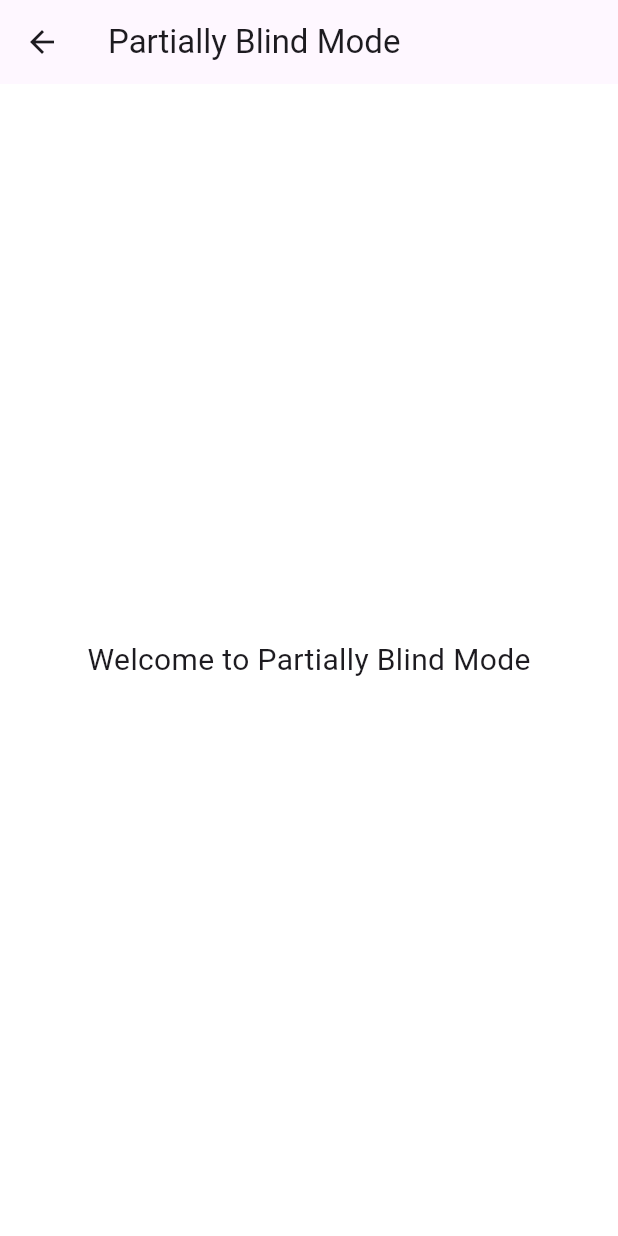
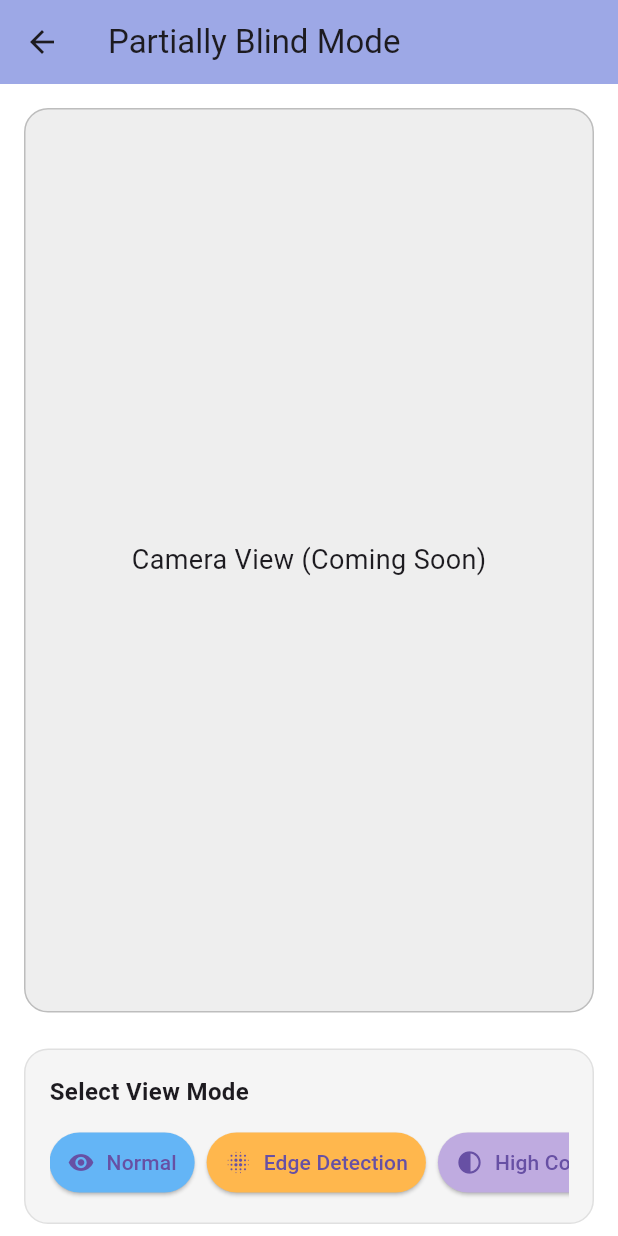
Before and after one commit to bappa-arc/visionaid_ar, a Flutter app: the PartiallyBlindScreen screen opened directly, on a phone screen of 412 x 824 dp. Run offline on Flutter 3.47's test engine with Material 3 defaults, Android fonts, the phone set to English and light mode, and no system bars; Roboto replaces fonts that are missing (OpenSans).

Commit message:
Partially blind screen UI design(3rd)

```diff
--- a/lib/screens/partially_blind_screen.dart
+++ b/lib/screens/partially_blind_screen.dart
@@ -3,14 +3,101 @@ import 'package:flutter/material.dart';
 class PartiallyBlindScreen extends StatelessWidget {
   @override
   Widget build(BuildContext context) {
-    return Scaffold(
-      appBar: AppBar(title: Text("Partially Blind Mode")),
-      body: Center(
-        child: Text(
-          "Welcome to Partially Blind Mode",
-          style: TextStyle(fontSize: 20),
+    return SafeArea(
+      child: Scaffold(
+        appBar: AppBar(
+          title: Text("Partially Blind Mode"),
+          backgroundColor: const Color.fromARGB(255, 157, 168, 230),
+        ),
+        body: Column(
+          children: [
+            // Camera View section with border and background
+            Expanded(
+              flex: 8,
+              child: Container(
+                margin: EdgeInsets.all(16),
+                padding: EdgeInsets.all(16),
+                decoration: BoxDecoration(
+                  color: Colors.grey.shade200,
+                  borderRadius: BorderRadius.circular(16),
+                  border: Border.all(color: Colors.grey.shade400),
+                ),
+                child: Center(
+                  child: Text(
+                    "Camera View (Coming Soon)",
+                    style: TextStyle(fontSize: 18),
+                  ),
+                ),
+              ),
+            ),
+
+            // View Mode section with border and fixed position
+            Container(
+              margin: EdgeInsets.symmetric(horizontal: 16, vertical: 8),
+              padding: EdgeInsets.all(16),
+              decoration: BoxDecoration(
+                color: Colors.grey.shade100,
+                borderRadius: BorderRadius.circular(16),
+                border: Border.all(color: Colors.grey.shade300),
+              ),
+              child: Column(
+                crossAxisAlignment: CrossAxisAlignment.start,
+                children: [
+                  Text(
+                    "Select View Mode",
+                    style: TextStyle(fontSize: 16, fontWeight: FontWeight.bold),
+                  ),
+                  SizedBox(height: 12),
+                  SingleChildScrollView(
+                    scrollDirection: Axis.horizontal,
+                    child: Row(
+                      children: [
+                        _buildModeButton(
+                          icon: Icons.remove_red_eye,
+                          label: "Normal",
+                          color: Colors.blue.shade300,
+                          onPressed: () {},
+                        ),
+                        SizedBox(width: 8),
+                        _buildModeButton(
+                          icon: Icons.blur_on,
+                          label: "Edge Detection",
+                          color: Colors.orange.shade300,
+                          onPressed: () {},
+                        ),
+                        SizedBox(width: 8),
+                        _buildModeButton(
+                          icon: Icons.contrast,
+                          label: "High Contrast",
+                          color: const Color.fromARGB(255, 191, 171, 224),
+                          onPressed: () {},
+                        ),
+                      ],
+                    ),
+                  ),
+                ],
+              ),
+            ),
+          ],
         ),
       ),
     );
   }
+
+  Widget _buildModeButton({
+    required IconData icon,
+    required String label,
+    required Color color,
+    required VoidCallback onPressed,
+  }) {
+    return ElevatedButton.icon(
+      onPressed: onPressed,
+      icon: Icon(icon, size: 18),
+      label: Text(label),
+      style: ElevatedButton.styleFrom(
+        backgroundColor: color,
+        padding: EdgeInsets.symmetric(horizontal: 12, vertical: 10),
+      ),
+    );
+  }
 }
```
